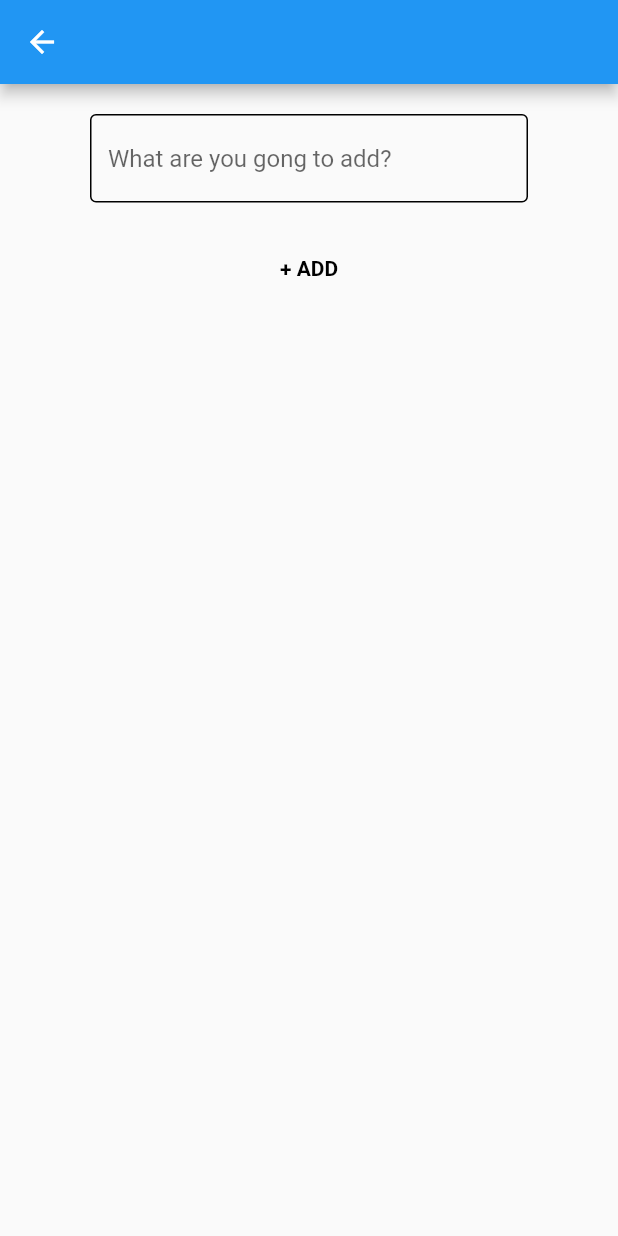
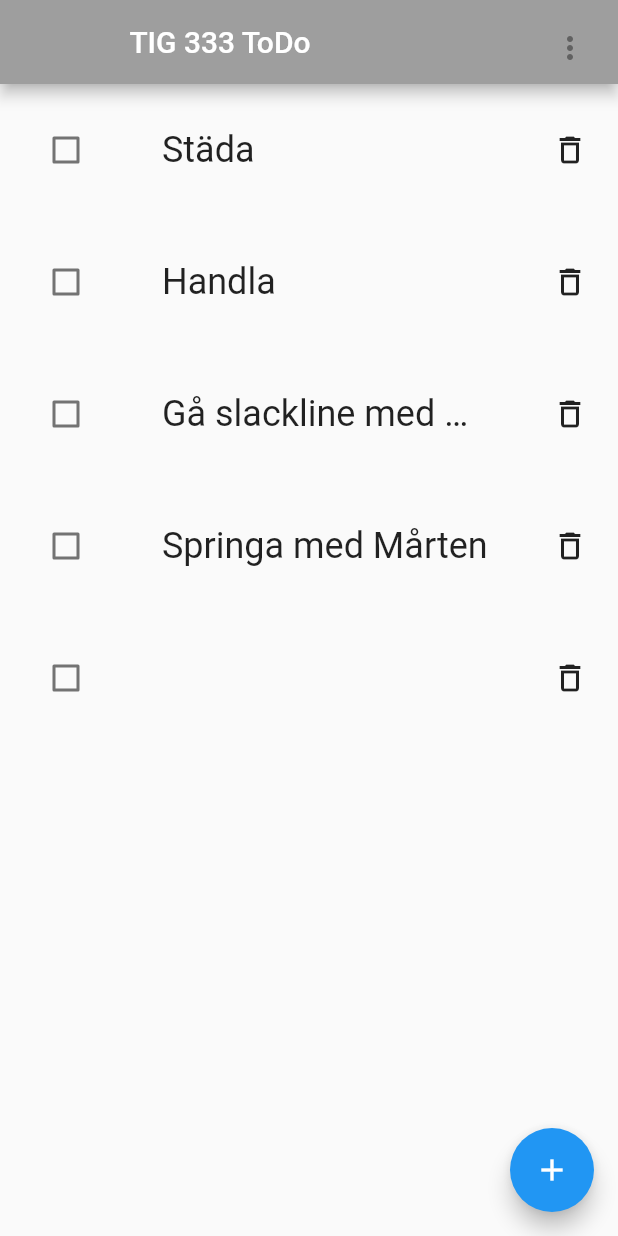
Before and after one commit to gu-tig333-ht22/gusaubau, a Flutter app: the AddItemViwe screen opened directly, after a tap on "+ ADD", on a phone screen of 412 x 824 dp. Run offline on Flutter 3.47's test engine with Material 2 defaults, Android fonts, the phone set to English and light mode, and no system bars.

Commit message:
Delat upp i flera filer samt implementerat all funktionalitet utom sortering

```diff
--- /dev/null
+++ b/lib/addviwe.dart
@@ -0,0 +1,64 @@
+import 'package:flutter/material.dart';
+import 'package:provider/provider.dart';
+import 'package:template/mainviwe.dart';
+import './itemhandler.dart';
+
+class AddItemViwe extends StatelessWidget {
+  @override
+  Widget build(BuildContext context) {
+    return Scaffold(
+      appBar: AppBar(),
+      body: Center(
+        child: Column(
+          children: [
+            Container(
+              margin: const EdgeInsets.only(
+                  left: 60, right: 60, top: 20, bottom: 20),
+              child: AddItem(),
+            ),
+          ],
+        ),
+      ),
+    );
+  }
+}
+
+class AddItem extends StatelessWidget {
+  TextEditingController userInput = TextEditingController();
+  @override
+  Widget build(BuildContext context) {
+    return Consumer<ItemHandler>(builder: (context, ItemHandler, _) {
+      return Column(
+        children: [
+          Padding(
+            padding: const EdgeInsets.all(20.0),
+            child: TextField(
+              controller: userInput,
+              decoration: const InputDecoration(
+                hintText: "What are you gong to add?",
+                enabledBorder: OutlineInputBorder(
+                  borderSide: BorderSide(
+                    width: 1,
+                  ),
+                ),
+              ),
+            ),
+          ),
+          TextButton(
+            onPressed: () {
+              ItemHandler.addItem(userInput.text);
+              Navigator.pop(context);
+            },
+            child: const Text(
+              "+ ADD",
+              style: TextStyle(
+                color: Colors.black,
+                fontWeight: FontWeight.bold,
+              ),
+            ),
+          )
+        ],
+      );
+    });
+  }
+}
--- /dev/null
+++ b/lib/itemhandler.dart
@@ -0,0 +1,65 @@
+import 'package:flutter/cupertino.dart';
+
+class ItemHandler extends ChangeNotifier {
+  var _items;
+  ItemHandler() {
+    _items = itemCreatorTesting();
+    _items.forEach((element) => (element.testPrint()));
+  }
+
+  List get items => _items;
+
+  void addItem(String newItemName) {
+    _items.add(Item(newItemName));
+    notifyListeners();
+  }
+
+  void updateItemIsDone(Item itemToUpdate) {
+    itemToUpdate.setIsDone();
+    notifyListeners();
+  }
+
+  void removeItem(Item itemToRemove) {
+    _items.remove(itemToRemove);
+    notifyListeners();
+  }
+
+  itemCreatorTesting() {
+    var items = [];
+    var lista = [
+      "Städa",
+      "Handla",
+      "Gå slackline med Gustaf",
+      "Springa med Mårten",
+    ];
+    for (int i = 0; i < lista.length; i++) {
+      items.add(Item(lista[i]));
+    }
+    return items;
+  }
+}
+
+class Item {
+  var _name;
+  var _isDone;
+  Item(String name, {isDone = false}) {
+    this._name = name;
+    this._isDone = isDone;
+  }
+  String get name => _name;
+  bool get isDone => _isDone;
+
+  set name(String newName) {
+    _name = newName;
+  }
+
+  setIsDone() {
+    _isDone = !_isDone;
+  }
+
+  // endast för att testa så classen byggts korrekt
+  testPrint() {
+    print("Item name: $_name");
+    print("Item is done: $_isDone");
+  }
+}
--- /dev/null
+++ b/lib/itemrow.dart
@@ -0,0 +1,79 @@
+import 'dart:ui';
+
+import 'package:flutter/material.dart';
+import 'package:provider/provider.dart';
+import 'package:template/itemhandler.dart';
+
+class ItemRow extends StatelessWidget {
+  build(BuildContext context) {
+    return Consumer<ItemHandler>(
+      builder: (context, ItemHandler, _) {
+        return ListView.builder(
+          itemCount: (ItemHandler.items.length),
+          itemBuilder: (context, index) => Row(
+            children: [
+              ItemCheckbox(ItemHandler.items[index]),
+              _itemText(ItemHandler.items[index]),
+              _itemRemove(ItemHandler.items[index])
+            ],
+          ),
+        );
+      },
+    );
+  }
+}
+
+class ItemCheckbox extends StatelessWidget {
+  var _item;
+  ItemCheckbox(Item item) {
+    _item = item;
+  }
+
+  build(BuildContext context) {
+    return Consumer<ItemHandler>(builder: (
+      context,
+      ItemHandler,
+      _,
+    ) {
+      return Container(
+        margin: EdgeInsets.all(20.0),
+        child: Checkbox(
+            value: _item.isDone,
+            onChanged: (bool? newValue) {
+              ItemHandler.updateItemIsDone(_item);
+              _item.testPrint();
+            }),
+      );
+    });
+  }
+}
+
+Widget _itemText(item) {
+  return Expanded(
+    child: Container(
+      child: Padding(
+        padding: const EdgeInsets.all(20.0),
+        child: Text(
+          item.name,
+          overflow: TextOverflow.ellipsis,
+          style: item.isDone
+              ? const TextStyle(
+                  fontSize: 24, decoration: TextDecoration.lineThrough)
+              : const TextStyle(fontSize: 24),
+        ),
+      ),
+    ),
+  );
+}
+
+Widget _itemRemove(item) {
+  return Consumer<ItemHandler>(builder: (context, ItemHandler, _) {
+    return IconButton(
+      onPressed: () {
+        ItemHandler.removeItem(item);
+      },
+      padding: EdgeInsets.all(20.0),
+      icon: Icon(Icons.delete_outline),
+    );
+  });
+}
--- a/pubspec.yaml
+++ b/pubspec.yaml
@@ -38,7 +38,7 @@ dependencies:
 dev_dependencies:
   flutter_test:
     sdk: flutter
-
+  provider: ^6.0.3
   # The "flutter_lints" package below contains a set of recommended lints to
   # encourage good coding practices. The lint set provided by the package is
   # activated in the `analysis_options.yaml` file located at the root of your
```
Also changed, not shown: lib/main.dart (+14 -190 lines), lib/mainviwe.dart (added, +56 -0 lines), pubspec.lock, 1 other file.
